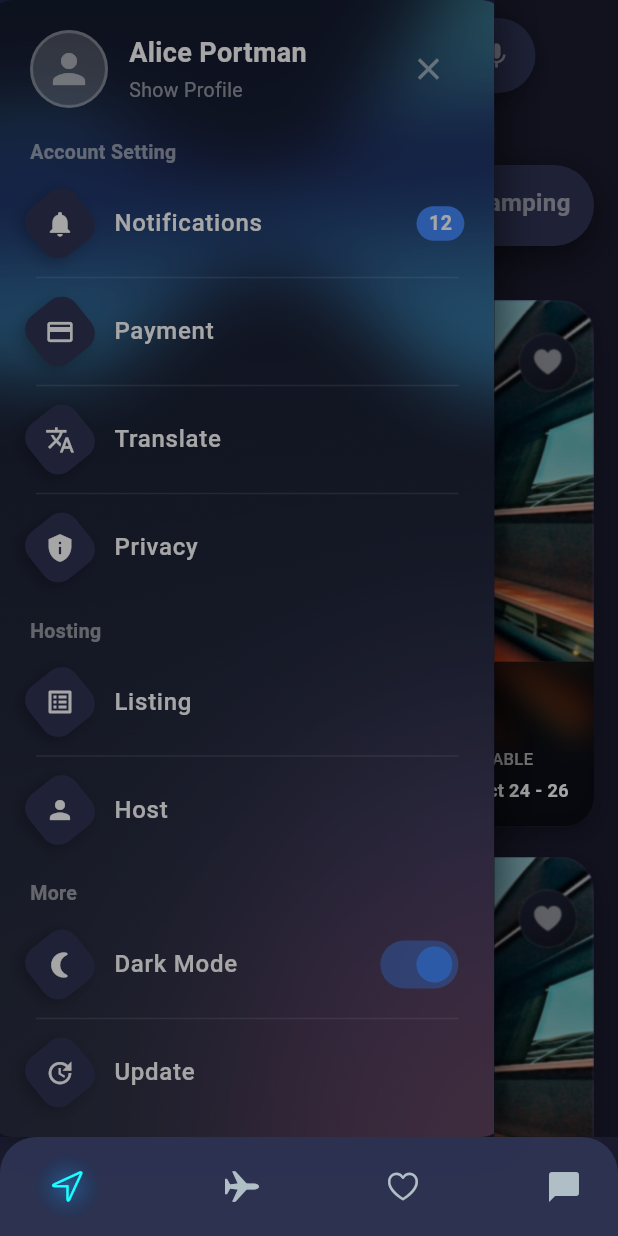
After one commit to truntrun/booking_app, a Flutter app: the screen it shows after launch, after a tap on the "menu" icon, on a phone screen of 412 x 824 dp. The commit adds this screen. Run offline on Flutter 3.47's test engine with Material 3 defaults, Android fonts, the phone set to English and light mode, and no system bars.

Commit message:
Added side drawer

```diff
--- /dev/null
+++ b/lib/common_widgets/diamond_icon.dart
@@ -0,0 +1,44 @@
+import 'package:flutter/material.dart';
+
+class DiamondIcon extends StatelessWidget {
+  final IconData icon;
+  final double size;
+  final Color iconColor;
+  final Color backgroundColor;
+  final double diamondSize;
+
+  const DiamondIcon({
+    Key? key,
+    required this.icon,
+    this.size = 20,
+    this.iconColor = Colors.white,
+    this.backgroundColor = const Color(0xFF2F3455),
+    this.diamondSize = 40,
+  }) : super(key: key);
+
+  @override
+  Widget build(BuildContext context) {
+    return Transform.rotate(
+      angle: 0.9, // Diamond shape
+      child: Container(
+        width: diamondSize,
+        height: diamondSize,
+        decoration: BoxDecoration(
+          color: backgroundColor,
+          borderRadius: BorderRadius.circular(12),
+          boxShadow: [
+            BoxShadow(
+              color: Colors.black26,
+              blurRadius: 8,
+              offset: Offset(0, 4),
+            ),
+          ],
+        ),
+        child: Transform.rotate(
+          angle: -0.9, // Keep icon straight
+          child: Icon(icon, color: iconColor, size: size),
+        ),
+      ),
+    );
+  }
+}
--- /dev/null
+++ b/lib/common_widgets/side_drawer.dart
@@ -0,0 +1,163 @@
+import 'package:flutter/material.dart';
+import 'package:teq_mavens_assignment/common_widgets/diamond_icon.dart';
+
+class SideDrawer extends StatelessWidget {
+  final VoidCallback? onClose;
+  const SideDrawer({Key? key, this.onClose}) : super(key: key);
+
+  @override
+  Widget build(BuildContext context) {
+    return Container(
+      width: MediaQuery.of(context).size.width * 0.8,
+      height: double.infinity,
+      decoration: BoxDecoration(
+        image: DecorationImage(
+          image: AssetImage('assets/profile_drawer_background.png'),
+          fit: BoxFit.cover,
+        ),
+        gradient: const LinearGradient(
+          begin: Alignment.topLeft,
+          end: Alignment.bottomRight,
+          colors: [Color(0xFF23244D), Color(0xFF191B2D)],
+        ),
+        boxShadow: const [
+          BoxShadow(
+            color: Colors.black54,
+            blurRadius: 24,
+            offset: Offset(4, 0),
+          ),
+        ],
+      ),
+      child: SafeArea(
+        child: Column(
+          crossAxisAlignment: CrossAxisAlignment.start,
+          children: [
+            // Header with profile
+            Padding(
+              padding: const EdgeInsets.all(20.0),
+              child: Row(
+                children: [
+                  Container(
+                    width: 52,
+                    height: 52,
+                    decoration: BoxDecoration(
+                      shape: BoxShape.circle,
+                      color: Colors.white24,
+                      border: Border.all(color: Colors.white30, width: 2),
+                    ),
+                    child: const Center(
+                      child: Icon(Icons.person, color: Colors.white54, size: 32),
+                    ),
+                  ),
+                  const SizedBox(width: 14),
+                  Column(
+                    crossAxisAlignment: CrossAxisAlignment.start,
+                    children: const [
+                      Text(
+                        'Alice Portman',
+                        style: TextStyle(
+                          color: Colors.white,
+                          fontWeight: FontWeight.bold,
+                          fontSize: 18,
+                        ),
+                      ),
+                      SizedBox(height: 2),
+                      Text(
+                        'Show Profile',
+                        style: TextStyle(
+                          color: Colors.white54,
+                          fontSize: 13,
+                        ),
+                      ),
+                    ],
+                  ),
+                  Spacer(),
+                  IconButton(
+                    icon: Icon(Icons.close, color: Colors.white54),
+                    onPressed: onClose,
+                  )
+                ],
+              ),
+            ),
+            const Padding(
+              padding: EdgeInsets.symmetric(horizontal: 20.0),
+              child: Text('Account Setting', style: TextStyle(color: Colors.white54, fontSize: 13, fontWeight: FontWeight.w600)),
+            ),
+            const SizedBox(height: 10),
+            _drawerItem(Icons.notifications, 'Notifications', trailing: _notificationBadge(12)),
+            const Divider(color: Colors.white12, thickness: 1, indent: 24, endIndent: 24),
+            _drawerItem(Icons.credit_card, 'Payment'),
+            const Divider(color: Colors.white12, thickness: 1, indent: 24, endIndent: 24),
+            _drawerItem(Icons.translate, 'Translate'),
+            const Divider(color: Colors.white12, thickness: 1, indent: 24, endIndent: 24),
+            _drawerItem(Icons.privacy_tip, 'Privacy'),
+            const SizedBox(height: 18),
+            const Padding(
+              padding: EdgeInsets.symmetric(horizontal: 20.0),
+              child: Text('Hosting', style: TextStyle(color: Colors.white54, fontSize: 13, fontWeight: FontWeight.w600)),
+            ),
+            const SizedBox(height: 10),
+            _drawerItem(Icons.list_alt, 'Listing'),
+            const Divider(color: Colors.white12, thickness: 1, indent: 24, endIndent: 24),
+            _drawerItem(Icons.person, 'Host'),
+            const SizedBox(height: 18),
+            const Padding(
+              padding: EdgeInsets.symmetric(horizontal: 20.0),
+              child: Text('More', style: TextStyle(color: Colors.white54, fontSize: 13, fontWeight: FontWeight.w600)),
+            ),
+            const SizedBox(height: 10),
+            _drawerItem(Icons.nightlight_round, 'Dark Mode', trailing: _darkModeSwitch()),
+            const Divider(color: Colors.white12, thickness: 1, indent: 24, endIndent: 24),
+            _drawerItem(Icons.update, 'Update'),
+            const Spacer(),
+          ],
+        ),
+      ),
+    );
+  }
+
+  static Widget _drawerItem(IconData icon, String title, {Widget? trailing}) {
+    return Padding(
+      padding: const EdgeInsets.symmetric(horizontal: 8.0),
+      child: ListTile(
+        leading: DiamondIcon(
+          icon: icon,
+          size: 20,
+          iconColor: Colors.white,
+          backgroundColor: const Color(0xFF2F3455),
+          diamondSize: 40,
+        ),
+        title: Text(
+          title,
+          style: const TextStyle(color: Colors.white, fontSize: 16, fontWeight: FontWeight.w500),
+        ),
+        trailing: trailing,
+        onTap: () {},
+        contentPadding: const EdgeInsets.symmetric(horizontal: 12),
+        shape: RoundedRectangleBorder(borderRadius: BorderRadius.circular(12)),
+        hoverColor: Colors.white10,
+      ),
+    );
+  }
+
+  static Widget _notificationBadge(int count) {
+    return Container(
+      padding: const EdgeInsets.symmetric(horizontal: 8, vertical: 2),
+      decoration: BoxDecoration(
+        color: Colors.blueAccent,
+        borderRadius: BorderRadius.circular(12),
+      ),
+      child: Text('$count', style: const TextStyle(color: Colors.white, fontWeight: FontWeight.bold, fontSize: 13)),
+    );
+  }
+
+  static Widget _darkModeSwitch() {
+    return Switch(
+      value: true,
+      onChanged: (v) {},
+      activeColor: Colors.blueAccent,
+      inactiveThumbColor: Colors.grey,
+      inactiveTrackColor: Colors.white24,
+    );
+  }
+}
--- a/lib/common_widgets/top_nav_bar.dart
+++ b/lib/common_widgets/top_nav_bar.dart
@@ -1,7 +1,8 @@
 import 'package:flutter/material.dart';
 
 class CustomTopNav extends StatelessWidget {
-  const CustomTopNav({super.key});
+  final VoidCallback? onMenuTap;
+  const CustomTopNav({Key? key, this.onMenuTap}) : super(key: key);
 
   @override
   Widget build(BuildContext context) {
@@ -13,6 +14,8 @@ class CustomTopNav extends StatelessWidget {
             // Floating rotated container with straight hamburger icon (left)
             Align(
               alignment: Alignment.centerLeft,
+              child: GestureDetector(
+                onTap: onMenuTap,
                 child: Transform.rotate(
                   angle: 0.9, // Rotate the container
                   child: Container(
@@ -33,6 +36,7 @@ class CustomTopNav extends StatelessWidget {
                     child: Transform.rotate(
                       angle: -0.9, // Counter-rotate the icon to keep it straight
                       child: Icon(Icons.menu, color: Colors.white, size: 20),
+                    ),
                   ),
                 ),
               ),
--- a/lib/main.dart
+++ b/lib/main.dart
@@ -4,6 +4,7 @@ import 'package:teq_mavens_assignment/common_widgets/categories_selector.dart';
 import 'package:teq_mavens_assignment/common_widgets/custom_tab_bar.dart';
 import 'package:teq_mavens_assignment/common_widgets/homepage_card.dart';
 import 'package:teq_mavens_assignment/common_widgets/top_nav_bar.dart';
+import 'package:teq_mavens_assignment/common_widgets/side_drawer.dart';
 import 'property_details_page.dart';
 
 void main() {
@@ -47,15 +48,24 @@ class _TravelBookingScreenState extends State<TravelBookingScreen> {
     Icons.nature,
   ];
 
+  bool _drawerOpen = false;
+
   @override
   Widget build(BuildContext context) {
     return Scaffold(
       backgroundColor: const Color(0xFF1A1B2E),
-      body: SafeArea(
+      body: Stack(
+        children: [
+          // Main Content
+          SafeArea(
             child: Column(
               children: [
                 // Top Search Bar
-            CustomTopNav(),
+                CustomTopNav(onMenuTap: () {
+                  setState(() {
+                    _drawerOpen = true;
+                  });
+                }),
                 const SizedBox(height: 20),
                 // Horizontal Tab Bar
                 CategorySelector(),
@@ -64,6 +74,37 @@ class _TravelBookingScreenState extends State<TravelBookingScreen> {
                 Expanded(child: _buildTravelCardsList()),
               ],
             ),
+          ),
+          // Animated Side Drawer
+          AnimatedPositioned(
+            duration: const Duration(milliseconds: 350),
+            curve: Curves.easeOut,
+            top: 0,
+            bottom: 0,
+            left: _drawerOpen ? 0 : -MediaQuery.of(context).size.width * 0.8,
+            child: SideDrawer(
+              onClose: () {
+                setState(() {
+                  _drawerOpen = false;
+                });
+              },
+            ),
+          ),
+          // Drawer overlay (tap to close)
+          if (_drawerOpen)
+            Positioned.fill(
+              child: GestureDetector(
+                onTap: () {
+                  setState(() {
+                    _drawerOpen = false;
+                  });
+                },
+                child: Container(
+                  color: Colors.black.withOpacity(0.35),
+                ),
+              ),
+            ),
+        ],
       ),
       bottomNavigationBar: CustomBottomTabBar(
         selectedIndex: _selectedBottomIndex,
```
Also changed, not shown: assets/profile_drawer_background.png (added). Lines whose indentation alone changed are shown as unchanged.
